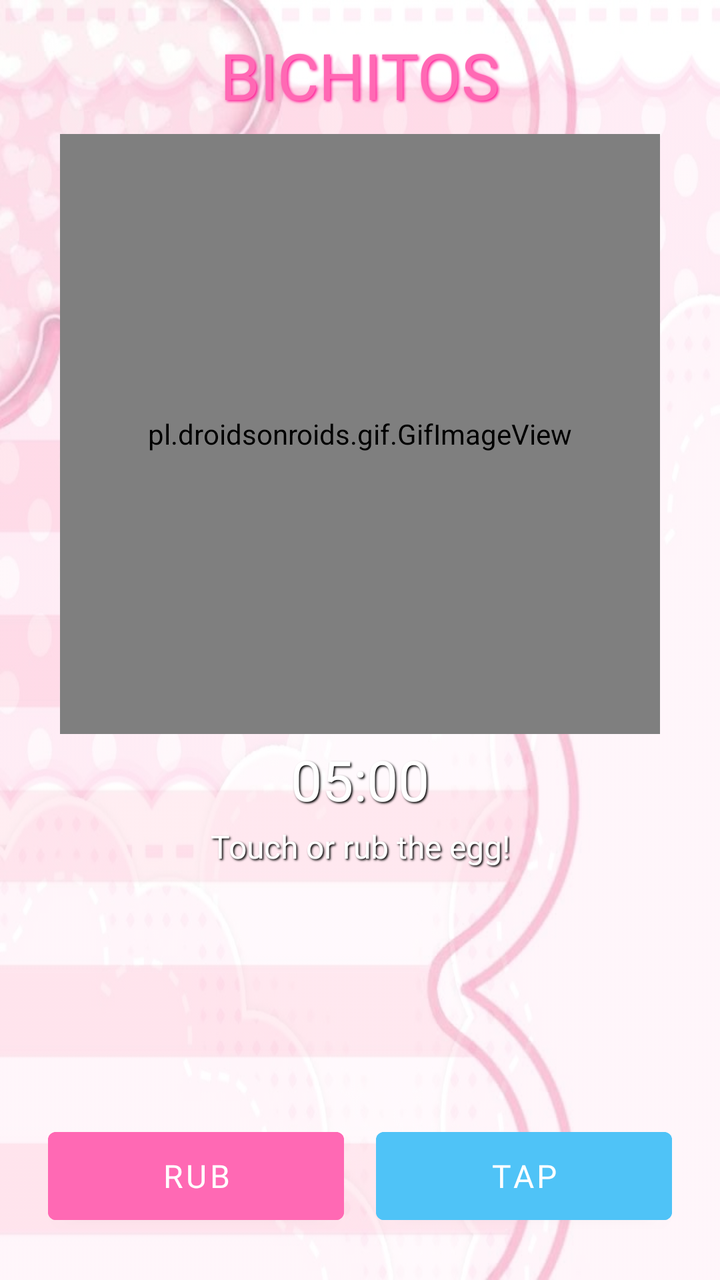
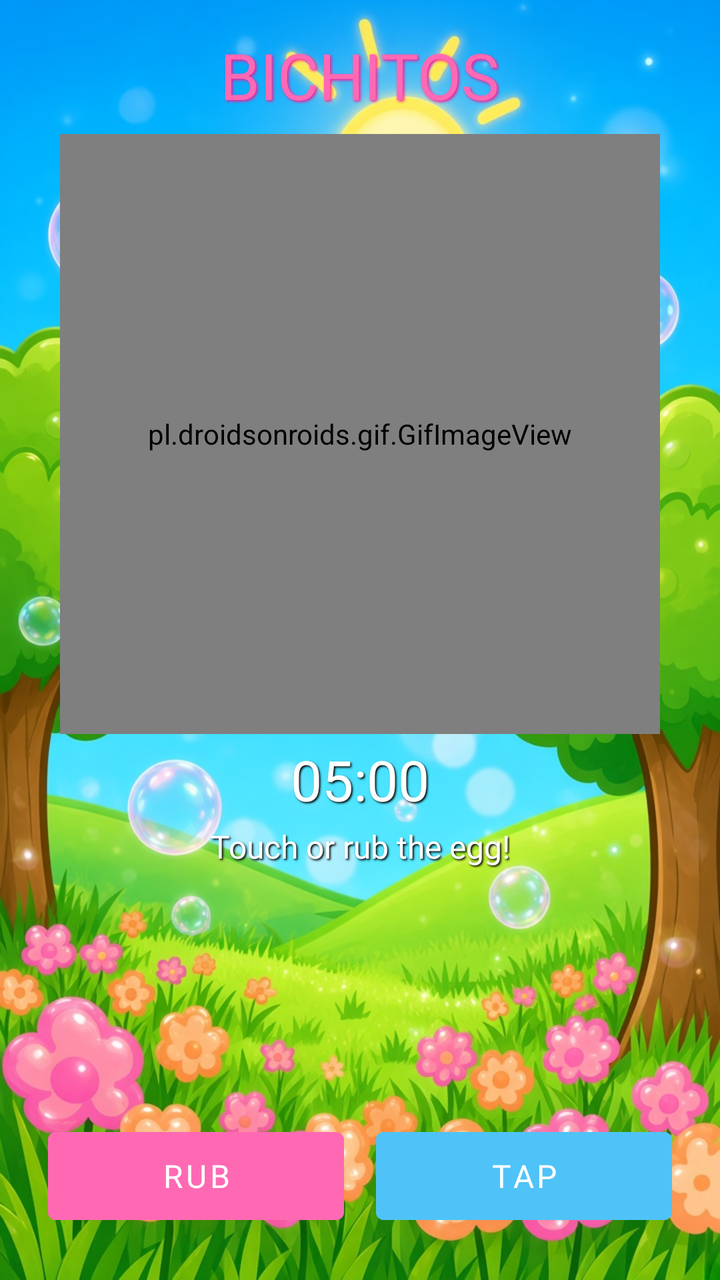

Compare the two renders of this Android layout. The source of the first and the diff that turns it into the second are given below.
<!-- AndroidManifest.xml: application theme Theme.Bichitos -->
<!-- res/layout/activity_egg.xml -->
<?xml version="1.0" encoding="utf-8"?>
<androidx.constraintlayout.widget.ConstraintLayout
    xmlns:android="http://schemas.android.com/apk/res/android"
    xmlns:app="http://schemas.android.com/apk/res-auto"
    android:layout_width="match_parent"
    android:layout_height="match_parent"
    android:background="@drawable/egg_background">

    <ImageView
        android:layout_width="match_parent"
        android:layout_height="match_parent"
        android:src="@drawable/frutiger_aero_bg"
        android:scaleType="centerCrop"
        android:alpha="0.7"/>

    <TextView
        android:id="@+id/titleText"
        android:layout_width="wrap_content"
        android:layout_height="wrap_content"
        android:text="BICHITOS"
        android:textSize="32sp"
        android:textColor="#FF69B4"
        android:fontFamily="@font/pixel_font"
        android:shadowColor="#FF1493"
        android:shadowDx="2"
        android:shadowDy="2"
        android:shadowRadius="3"
        app:layout_constraintTop_toTopOf="parent"
        app:layout_constraintLeft_toLeftOf="parent"
        app:layout_constraintRight_toRightOf="parent"
        android:layout_marginTop="16dp"/>

    <pl.droidsonroids.gif.GifImageView
        android:id="@+id/eggGif"
        android:layout_width="0dp"
        android:layout_height="0dp"
        android:layout_marginTop="8dp"
        android:layout_marginBottom="8dp"
        android:src="@drawable/egg_normal"
        app:layout_constraintDimensionRatio="1:1"
        app:layout_constraintLeft_toLeftOf="parent"
        app:layout_constraintRight_toRightOf="parent"
        app:layout_constraintTop_toBottomOf="@id/titleText"
        app:layout_constraintBottom_toTopOf="@id/timeLeftText"
        app:layout_constraintWidth_max="300dp"
        app:layout_constraintHeight_max="300dp"/>

    <TextView
        android:id="@+id/timeLeftText"
        android:layout_width="wrap_content"
        android:layout_height="wrap_content"
        android:text="05:00"
        android:textSize="28sp"
        android:textColor="#FFFFFF"
        android:fontFamily="@font/pixel_font"
        android:shadowColor="#000000"
        android:shadowDx="2"
        android:shadowDy="2"
        android:shadowRadius="2"
        app:layout_constraintTop_toBottomOf="@id/eggGif"
        app:layout_constraintLeft_toLeftOf="parent"
        app:layout_constraintRight_toRightOf="parent"
        android:layout_marginTop="4dp"/>

    <TextView
        android:id="@+id/messageText"
        android:layout_width="wrap_content"
        android:layout_height="wrap_content"
        android:text="Touch or rub the egg!"
        android:textSize="16sp"
        android:textColor="#FFFFFF"
        android:fontFamily="@font/pixel_font"
        android:shadowColor="#000000"
        android:shadowDx="2"
        android:shadowDy="2"
        android:shadowRadius="2"
        app:layout_constraintTop_toBottomOf="@id/timeLeftText"
        app:layout_constraintLeft_toLeftOf="parent"
        app:layout_constraintRight_toRightOf="parent"
        android:layout_marginTop="4dp"/>

    <Button
        android:id="@+id/rubButton"
        android:layout_width="0dp"
        android:layout_height="56dp"
        android:text="RUB"
        android:backgroundTint="#FF69B4"
        android:fontFamily="@font/pixel_font"
        android:textSize="16sp"
        android:elevation="4dp"
        android:layout_marginStart="24dp"
        android:layout_marginBottom="24dp"
        android:layout_marginEnd="8dp"
        app:layout_constraintBottom_toBottomOf="parent"
        app:layout_constraintLeft_toLeftOf="parent"
        app:layout_constraintRight_toLeftOf="@id/tapButton"
        app:layout_constraintWidth_default="spread"
        app:layout_constraintHorizontal_chainStyle="spread_inside"/>

    <Button
        android:id="@+id/tapButton"
        android:layout_width="0dp"
        android:layout_height="56dp"
        android:text="TAP"
        android:backgroundTint="#4FC3F7"
        android:fontFamily="@font/pixel_font"
        android:textSize="16sp"
        android:elevation="4dp"
        android:layout_marginEnd="24dp"
        android:layout_marginBottom="24dp"
        android:layout_marginStart="8dp"
        app:layout_constraintBottom_toBottomOf="parent"
        app:layout_constraintLeft_toRightOf="@id/rubButton"
        app:layout_constraintRight_toRightOf="parent"
        app:layout_constraintWidth_default="spread"/>

</androidx.constraintlayout.widget.ConstraintLayout>
<!-- resources referenced by this layout -->
<resources>
  <!-- drawable egg_background: jpg bitmap (drawable, 54687 bytes) -->
  <!-- drawable egg_normal: gif bitmap (drawable, 97994 bytes) -->
  <!-- drawable frutiger_aero_bg: jpg bitmap (drawable, 33894 bytes) -->
  <style name="Theme.Bichitos" parent="Theme.MaterialComponents.Light.NoActionBar">
          <item name="colorPrimary">#1B4FBF</item>
          <item name="colorPrimaryVariant">#0D2E7A</item>
          <item name="colorOnPrimary">#FFFFFF</item>
  
          <item name="colorSecondary">#A8F0C6</item>
          <item name="colorSecondaryVariant">#7ED9A8</item>
          <item name="colorOnSecondary">#1B4FBF</item>
  
          <item name="colorTertiary">#FFD93D</item>
          <item name="colorOnTertiary">#1B4FBF</item>
  
          <item name="android:statusBarColor">#1B4FBF</item>
          <item name="android:navigationBarColor">#1B4FBF</item>
  
          <item name="android:colorAccent">#FFD93D</item>
          <item name="android:textColorPrimary">#1B4FBF</item>
          <item name="android:textColorSecondary">#4A6FA5</item>
      </style>
</resources>

<!-- the commit's change to res/layout/activity_egg.xml (unified diff, before → after) -->
@@ -5,13 +5,6 @@
     android:layout_width="match_parent"
     android:layout_height="match_parent"
     android:background="@drawable/egg_background">
-
-    <ImageView
-        android:layout_width="match_parent"
-        android:layout_height="match_parent"
-        android:src="@drawable/frutiger_aero_bg"
-        android:scaleType="centerCrop"
-        android:alpha="0.7"/>
 
     <TextView
         android:id="@+id/titleText"
<!-- resource entries referenced after the edit -->
@@ -1,8 +1,7 @@
 <!-- resources referenced by this layout -->
 <resources>
-  <!-- drawable egg_background: jpg bitmap (drawable, 54687 bytes) -->
+  <!-- drawable egg_background: jpg bitmap (drawable, 273857 bytes) -->
   <!-- drawable egg_normal: gif bitmap (drawable, 97994 bytes) -->
-  <!-- drawable frutiger_aero_bg: jpg bitmap (drawable, 33894 bytes) -->
   <style name="Theme.Bichitos" parent="Theme.MaterialComponents.Light.NoActionBar">
           <item name="colorPrimary">#1B4FBF</item>
           <item name="colorPrimaryVariant">#0D2E7A</item>
